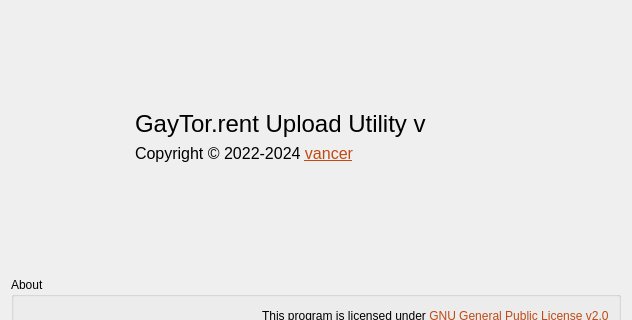
Before: the Qt Designer form src/aboutwindow.ui in vancer0/guu-cpp, drawn with Qt 5; both pictures show x 0 to 632 and y 0 to 320 of the 632 by 538 pixel window.
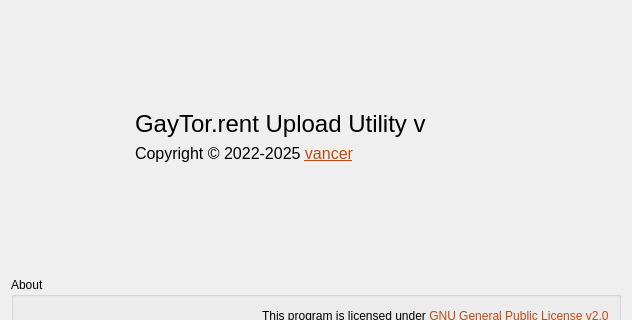
After: the same form once the commit is applied. Icons and pictures are not drawn.

Diff of the .ui file:
```diff
--- a/src/aboutwindow.ui
+++ b/src/aboutwindow.ui
@@ -101,7 +101,7 @@
             </sizepolicy>
            </property>
            <property name="text">
-            <string>&lt;html&gt;&lt;head/&gt;&lt;body&gt;&lt;p&gt;&lt;span style=&quot; font-size:12pt;&quot;&gt;Copyright © 2022-2024 &lt;/span&gt;&lt;a href=&quot;https://github.com/vancer0&quot;&gt;&lt;span style=&quot; font-size:12pt; text-decoration: underline; color:#c04a14;&quot;&gt;vancer&lt;/span&gt;&lt;/a&gt;&lt;/p&gt;&lt;/body&gt;&lt;/html&gt;</string>
+            <string>&lt;html&gt;&lt;head/&gt;&lt;body&gt;&lt;p&gt;&lt;span style=&quot; font-size:12pt;&quot;&gt;Copyright © 2022-2025 &lt;/span&gt;&lt;a href=&quot;https://github.com/vancer0&quot;&gt;&lt;span style=&quot; font-size:12pt; text-decoration: underline; color:#c04a14;&quot;&gt;vancer&lt;/span&gt;&lt;/a&gt;&lt;/p&gt;&lt;/body&gt;&lt;/html&gt;</string>
            </property>
            <property name="openExternalLinks">
             <bool>true</bool>
```
